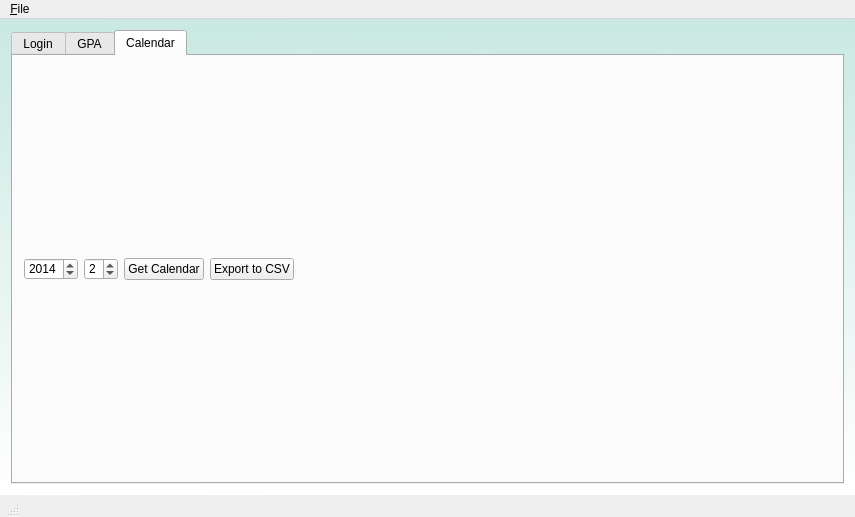
Qt form main/mainscreen.ui (liranbg/JCEaverageCalculator) before a commit.
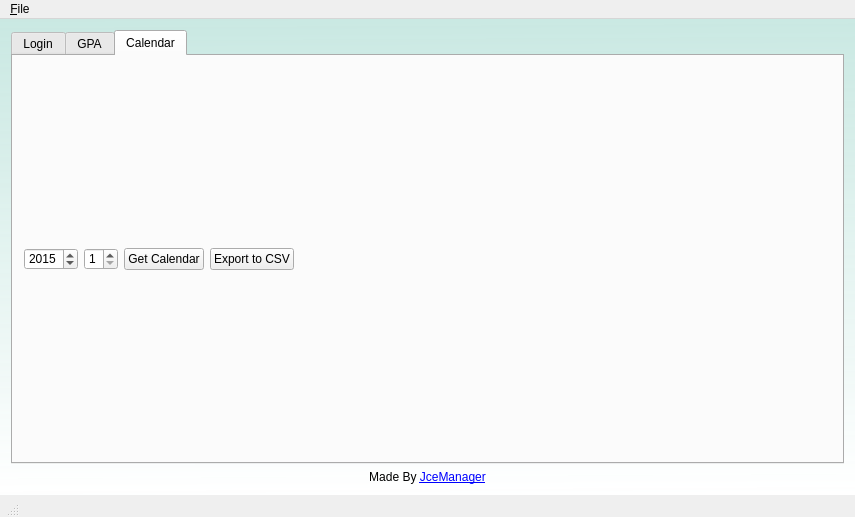
The same form after that commit. The open tabs and pages were chosen to show the change. Icons and pictures are not drawn.

The edit to the form file:
```diff
--- a/main/mainscreen.ui
+++ b/main/mainscreen.ui
@@ -566,13 +566,13 @@
               <item>
                <widget class="QSpinBox" name="spinBoxYear">
                 <property name="minimum">
-                 <number>2012</number>
+                 <number>2013</number>
                 </property>
                 <property name="maximum">
                  <number>2020</number>
                 </property>
                 <property name="value">
-                 <number>2014</number>
+                 <number>2015</number>
                 </property>
                </widget>
               </item>
@@ -585,7 +585,7 @@
                  <number>3</number>
                 </property>
                 <property name="value">
-                 <number>2</number>
+                 <number>1</number>
                 </property>
                </widget>
               </item>
@@ -626,6 +626,13 @@
       </widget>
      </widget>
     </item>
+    <item>
+     <widget class="QLabel" name="label">
+      <property name="text">
+       <string>&lt;p align=&quot;center&quot;&gt;Made By &lt;a href=&quot;http://liranbg.github.io/JceManager/&quot;&gt;&lt;span style=&quot; text-decoration: underline; color:#0000ff;&quot;&gt;JceManager&lt;/span&gt;&lt;/a&gt;&lt;/p&gt;</string>
+      </property>
+     </widget>
+    </item>
    </layout>
   </widget>
   <widget class="QMenuBar" name="menuBar">
```
Left out of the diff: 6 changed lines with no effect on the pictures.
